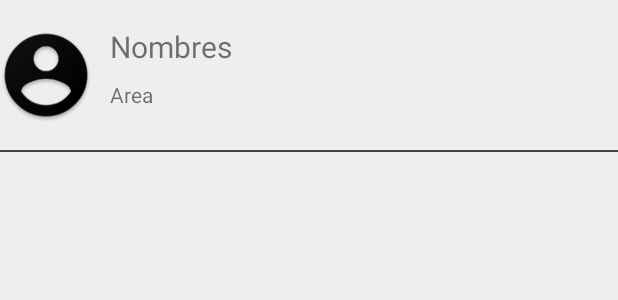
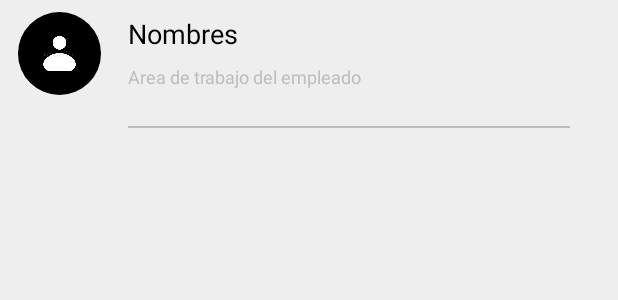
Before and after one commit to anrosant/HistorialMedico, an Android app: the layout item_buscarempleados_recyclerview.xml on its own in the app's theme, with its tools: preview values and no code run, on a phone screen of 412 x 824 dp. Shown: the top 300 px of the screen. Run offline under Robolectric (Android 15) with nearby library versions, the phone set to English and light mode, and no system bars.

Commit message:
[Spring 2] Listado de Empleados actualizacion y mejora DB

```diff
--- a/app/build.gradle
+++ b/app/build.gradle
@@ -32,6 +32,6 @@ dependencies {
     //dependencia para uso de RecyclerView
     implementation 'com.android.support:recyclerview-v7:27.1.1'
 
-    //dependencia para uso de CardView
-    implementation 'com.android.support:cardview-v7:27.1.1'
+    //dependencia para usar CircleImageView
+    implementation 'de.hdodenhof:circleimageview:2.2.0'
 }
--- a/app/src/main/java/com/example/cltcontrol/historialmedico/activities/MainActivity.java
+++ b/app/src/main/java/com/example/cltcontrol/historialmedico/activities/MainActivity.java
@@ -30,7 +30,7 @@ public class MainActivity extends AppCompatActivity {
 
         Date fecha = new Date(2018,5,25);
 
-        Usuario userTemp = new Usuario("095363","Anni","Santacruz","sauces", fecha,"anrosant","anni","hjhsdfj");
+        Usuario userTemp = new Usuario("095363","Anni","Santacruz","sauces", fecha,"a","a","hjhsdfj");
         userTemp.save();
     }
 
--- a/app/src/main/java/com/example/cltcontrol/historialmedico/models/Persona.java
+++ b/app/src/main/java/com/example/cltcontrol/historialmedico/models/Persona.java
@@ -5,9 +5,12 @@ import com.orm.SugarRecord;
 import java.util.Date;
 
 public class Persona extends SugarRecord {
+
+    // ATRIBUTOS DE CLASE
     private String cedula, nombre, apellido, direccion;
     private Date fecha_ingreso;
 
+    // CONSTRUCTORES
     public Persona(){
 
     }
@@ -22,6 +25,7 @@ public class Persona extends SugarRecord {
         this.fecha_ingreso = fecha_ingreso;
     }
 
+    // METODOS GETTER Y SETTER DE CLASE
     public String getCedula() {
         return cedula;
     }
--- a/app/src/main/java/com/example/cltcontrol/historialmedico/models/Usuario.java
+++ b/app/src/main/java/com/example/cltcontrol/historialmedico/models/Usuario.java
@@ -3,8 +3,11 @@ package com.example.cltcontrol.historialmedico.models;
 import java.util.Date;
 
 public class Usuario extends Persona {
+
+    // ATRIBUTOS DE CLASE
     private String usuario, contrasenia, correo;
 
+    // CONSTRUCTORES DE CLASE
     public Usuario() {
         super();
     }
@@ -23,6 +26,7 @@ public class Usuario extends Persona {
         this.correo = correo;
     }
 
+    // METODOS GETTER Y SETTER DE CLASE
     public String getUsuario() {
         return usuario;
     }
--- a/app/src/main/res/layout/item_buscarempleados_recyclerview.xml
+++ b/app/src/main/res/layout/item_buscarempleados_recyclerview.xml
@@ -1,70 +1,60 @@
 <?xml version="1.0" encoding="utf-8"?>
-<LinearLayout
-    xmlns:android="http://schemas.android.com/apk/res/android"
+<LinearLayout xmlns:android="http://schemas.android.com/apk/res/android"
     android:id="@+id/cvitemsemplados"
-    android:layout_width="match_parent"
-    android:layout_height="wrap_content">
+    android:layout_width="380dp"
+    android:layout_height="85dp"
+    android:orientation="horizontal" >
 
     <LinearLayout
-        android:layout_width="match_parent"
-        android:layout_height="match_parent"
+        android:layout_width="80dp"
+        android:layout_height="85dp"
+        android:orientation="vertical"
+        android:layout_marginTop="8dp"
+        android:gravity="center_horizontal" >
+
+        <de.hdodenhof.circleimageview.CircleImageView
+            android:id="@+id/ivfotoitems"
+            android:layout_width="55dp"
+            android:layout_height="55dp"
+            android:src="@drawable/modelo"/>
+
+    </LinearLayout>
+
+    <LinearLayout
+        android:layout_width="300dp"
+        android:layout_height="85dp"
+        android:layout_marginLeft="5dp"
         android:orientation="vertical">
 
         <LinearLayout
             android:layout_width="match_parent"
-            android:layout_height="wrap_content"
-            android:orientation="horizontal"
-            android:gravity="center_horizontal"
-            android:weightSum="2">
+            android:layout_height="84dp"
+            android:orientation="vertical" >
 
-            <LinearLayout
-                android:layout_width="wrap_content"
-                android:layout_height="100dp"
-                android:layout_weight="1"
-                android:orientation="vertical"
-                android:gravity="center">
+            <TextView
+                android:id="@+id/tvnombresitems"
+                android:layout_width="match_parent"
+                android:layout_height="wrap_content"
+                android:text="Nombres"
+                android:textSize="18dp"
+                android:textColor="#000000"
+                android:layout_marginTop="10dp"/>
 
-                <ImageView
-                    android:id="@+id/ivfotoitems"
-                    android:layout_width="wrap_content"
-                    android:layout_height="wrap_content"
-                    android:src="@drawable/usuario"/>
-
-            </LinearLayout>
-
-            <LinearLayout
+            <TextView
+                android:id="@+id/tvareatrabajoitems"
                 android:layout_width="match_parent"
-                android:layout_height="match_parent"
-                android:layout_weight="1"
-                android:weightSum="3"
-                android:layout_marginLeft="10dp"
-                android:orientation="vertical"
-                android:gravity="center">
-
-                <TextView
-                    android:id="@+id/tvnombresitems"
-                    android:layout_width="match_parent"
-                    android:layout_height="wrap_content"
-                    android:gravity="center_vertical"
-                    android:layout_weight="1"
-                    android:textSize="20dp"
-                    android:text="Nombres" />
-
-                <TextView
-                    android:id="@+id/tvareatrabajoitems"
-                    android:layout_width="match_parent"
-                    android:layout_height="wrap_content"
-                    android:layout_weight="1"
-                    android:text="Area"/>
-
-            </LinearLayout>
+                android:layout_height="wrap_content"
+                android:text="Area de trabajo del empleado"
+                android:textSize="12dp"
+                android:textColor="#BDBDBD"
+                android:layout_marginTop="8dp" />
 
         </LinearLayout>
 
         <TextView
-            android:layout_width="match_parent"
+            android:layout_width="300dp"
             android:layout_height="1dp"
-            android:background="#424242" />
+            android:background="#BDBDBD"/>
 
     </LinearLayout>
 
```
Also changed, not shown: app/src/main/java/com/example/cltcontrol/historialmedico/Adapter/AdaptadorItemsEmpleados.java (+2 -8 lines), app/src/main/java/com/example/cltcontrol/historialmedico/activities/BuscarEmpleadoActivity.java (+7 -7 lines), app/src/main/java/com/example/cltcontrol/historialmedico/models/Empleado.java (+19 -34 lines), app/src/main/res/layout/activity_buscarempleados.xml (+15 -26 lines), app/src/main/res/drawable/modelo.jpg (added).
